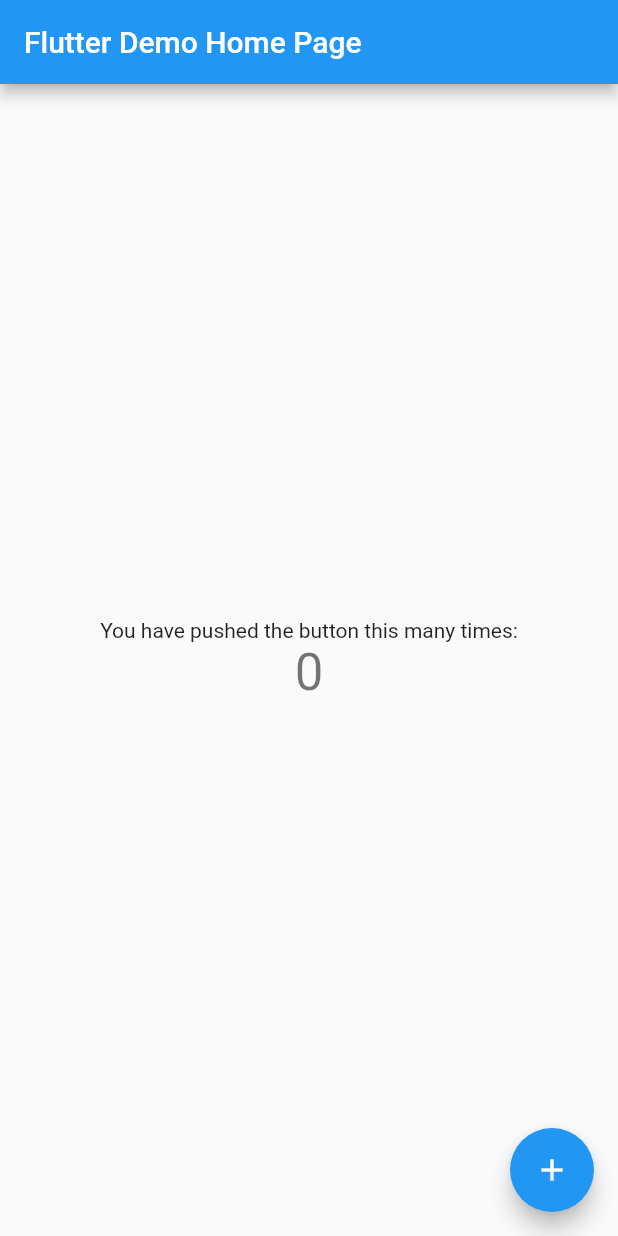
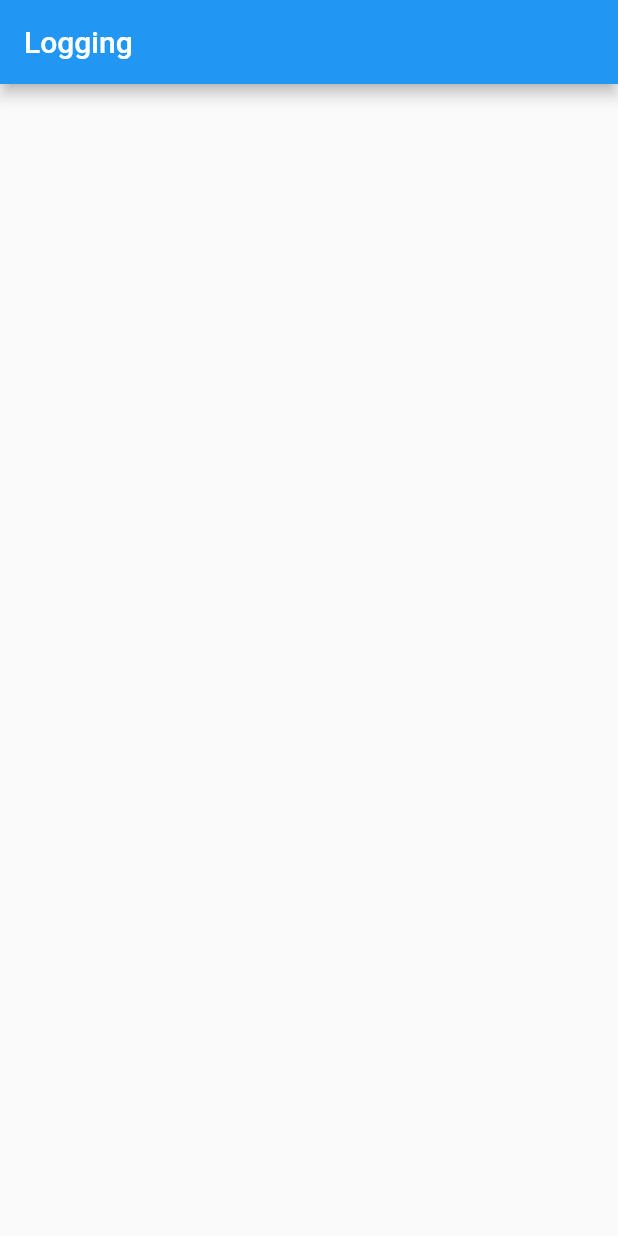
Before and after one commit to Ai-Albert/Hindsight, a Flutter app: the screen it shows after launch, on a phone screen of 412 x 824 dp. Run offline on Flutter 3.47's test engine with Material 2 defaults, Android fonts, the light colour scheme and no system bars.

Commit message:
Added templates for logging and time machine pages

```diff
--- a/lib/main.dart
+++ b/lib/main.dart
@@ -1,113 +1,19 @@
 import 'package:flutter/material.dart';
+import 'package:hindsight/pages/logging.dart';
 
 void main() {
   runApp(MyApp());
 }
 
 class MyApp extends StatelessWidget {
-  // This widget is the root of your application.
   @override
   Widget build(BuildContext context) {
     return MaterialApp(
-      title: 'Flutter Demo',
+      title: 'Hindsight',
       theme: ThemeData(
-        // This is the theme of your application.
-        //
-        // Try running your application with "flutter run". You'll see the
-        // application has a blue toolbar. Then, without quitting the app, try
-        // changing the primarySwatch below to Colors.green and then invoke
-        // "hot reload" (press "r" in the console where you ran "flutter run",
-        // or simply save your changes to "hot reload" in a Flutter IDE).
-        // Notice that the counter didn't reset back to zero; the application
-        // is not restarted.
         primarySwatch: Colors.blue,
       ),
-      home: MyHomePage(title: 'Flutter Demo Home Page'),
+      home: Logging(),
     );
   }
 }
-
-class MyHomePage extends StatefulWidget {
-  MyHomePage({Key key, this.title}) : super(key: key);
-
-  // This widget is the home page of your application. It is stateful, meaning
-  // that it has a State object (defined below) that contains fields that affect
-  // how it looks.
-
-  // This class is the configuration for the state. It holds the values (in this
-  // case the title) provided by the parent (in this case the App widget) and
-  // used by the build method of the State. Fields in a Widget subclass are
-  // always marked "final".
-
-  final String title;
-
-  @override
-  _MyHomePageState createState() => _MyHomePageState();
-}
-
-class _MyHomePageState extends State<MyHomePage> {
-  int _counter = 0;
-
-  void _incrementCounter() {
-    setState(() {
-      // This call to setState tells the Flutter framework that something has
-      // changed in this State, which causes it to rerun the build method below
-      // so that the display can reflect the updated values. If we changed
-      // _counter without calling setState(), then the build method would not be
-      // called again, and so nothing would appear to happen.
-      _counter++;
-    });
-  }
-
-  @override
-  Widget build(BuildContext context) {
-    // This method is rerun every time setState is called, for instance as done
-    // by the _incrementCounter method above.
-    //
-    // The Flutter framework has been optimized to make rerunning build methods
-    // fast, so that you can just rebuild anything that needs updating rather
-    // than having to individually change instances of widgets.
-    return Scaffold(
-      appBar: AppBar(
-        // Here we take the value from the MyHomePage object that was created by
-        // the App.build method, and use it to set our appbar title.
-        title: Text(widget.title),
-      ),
-      body: Center(
-        // Center is a layout widget. It takes a single child and positions it
-        // in the middle of the parent.
-        child: Column(
-          // Column is also a layout widget. It takes a list of children and
-          // arranges them vertically. By default, it sizes itself to fit its
-          // children horizontally, and tries to be as tall as its parent.
-          //
-          // Invoke "debug painting" (press "p" in the console, choose the
-          // "Toggle Debug Paint" action from the Flutter Inspector in Android
-          // Studio, or the "Toggle Debug Paint" command in Visual Studio Code)
-          // to see the wireframe for each widget.
-          //
-          // Column has various properties to control how it sizes itself and
-          // how it positions its children. Here we use mainAxisAlignment to
-          // center the children vertically; the main axis here is the vertical
-          // axis because Columns are vertical (the cross axis would be
-          // horizontal).
-          mainAxisAlignment: MainAxisAlignment.center,
-          children: <Widget>[
-            Text(
-              'You have pushed the button this many times:',
-            ),
-            Text(
-              '$_counter',
-              style: Theme.of(context).textTheme.headline4,
-            ),
-          ],
-        ),
-      ),
-      floatingActionButton: FloatingActionButton(
-        onPressed: _incrementCounter,
-        tooltip: 'Increment',
-        child: Icon(Icons.add),
-      ), // This trailing comma makes auto-formatting nicer for build methods.
-    );
-  }
-}
--- a/lib/pages/logging.dart
+++ b/lib/pages/logging.dart
@@ -0,0 +1,17 @@
+import 'package:flutter/material.dart';
+
+class Logging extends StatefulWidget {
+  @override
+  _LoggingState createState() => _LoggingState();
+}
+
+class _LoggingState extends State<Logging> {
+  @override
+  Widget build(BuildContext context) {
+    return Scaffold(
+      appBar: AppBar(
+        title: Text('Logging'),
+      ),
+    );
+  }
+}
```
Also changed, not shown: lib/pages/time_machine.dart (+17 -0 lines).
